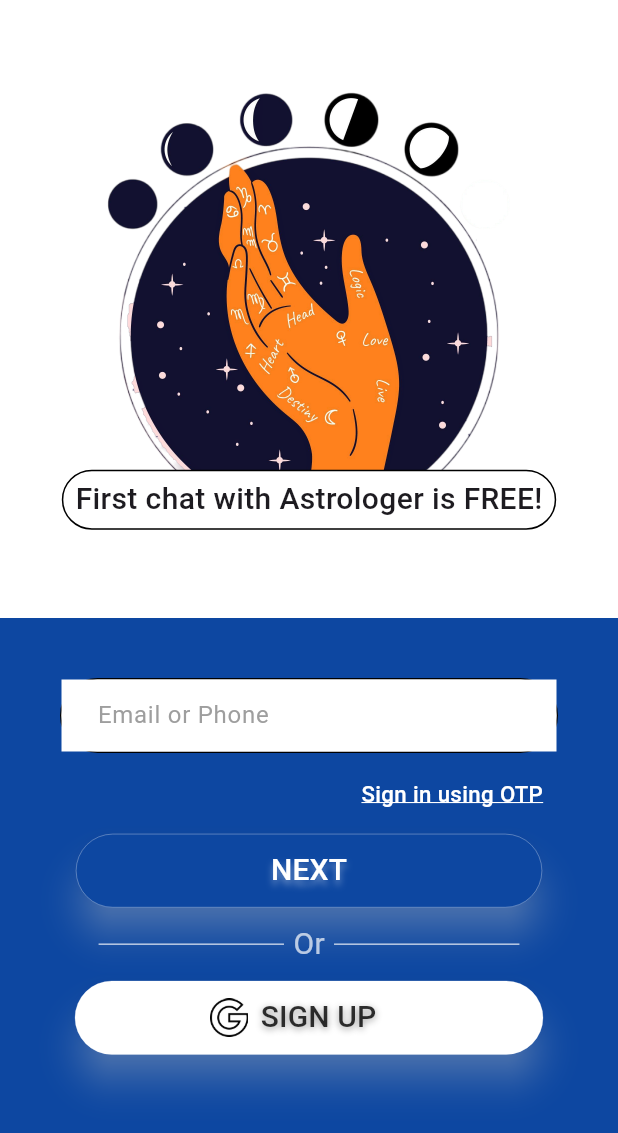
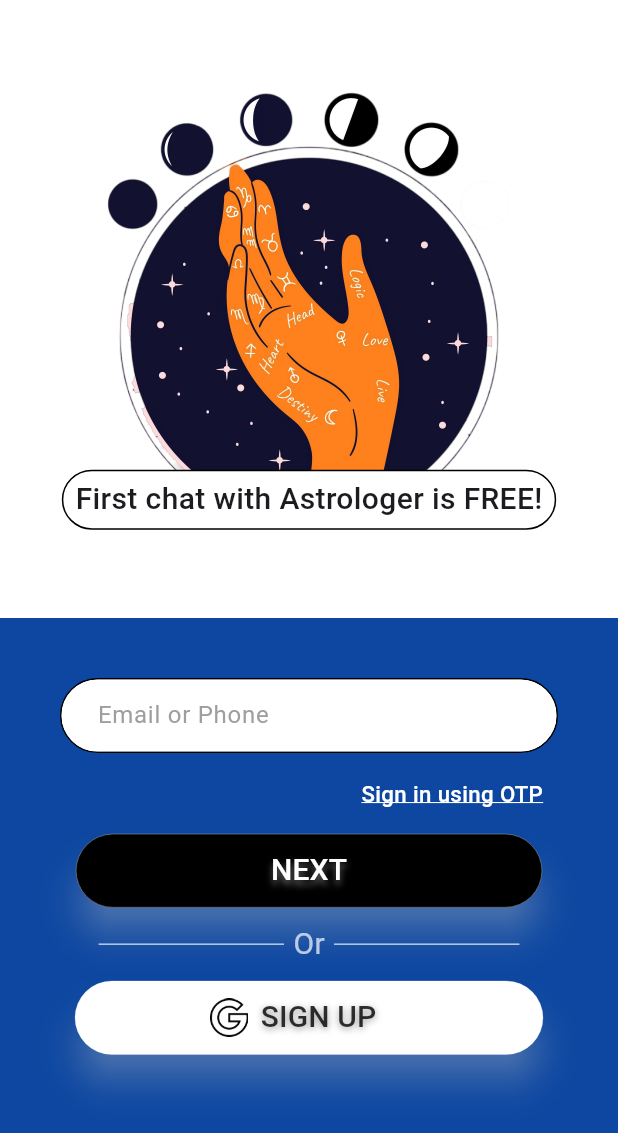
Before and after one commit to anshjamwal15/astrology_app, a Flutter app: the LoginScreen screen opened by its route, on a phone screen of 412 x 824 dp. Shown: the top 1133 px of the screen. Run offline on Flutter 3.47's test engine with Material 3 defaults, Android fonts, the phone set to English and light mode, and no system bars; drawn by our look-alikes of overlay_support; our stand-ins replace badges, bloc, cached_network_image, cloud_firestore, dio, equatable and 10 more; missing offline and left inert: flow_builder, flutter_webrtc; accounts and stored records are empty; network calls fail; Roboto replaces fonts that are missing (Acme); statements that could not run were skipped.

Commit message:
build: flow changes & ui updates

```diff
--- a/lib/components/buttons/custom_button.dart
+++ b/lib/components/buttons/custom_button.dart
@@ -7,16 +7,18 @@ class CustomButton extends StatelessWidget {
     super.key,
     required this.onPressed,
     required this.buttonName,
+    required this.btnColor,
   });
   final VoidCallback onPressed;
   final String buttonName;
+  final Color btnColor;
 
   @override
   Widget build(BuildContext context) {
     return ElevatedButton(
       style: ElevatedButton.styleFrom(
         foregroundColor: Colors.white,
-        backgroundColor: AppConstants.primaryColor,
+        backgroundColor: btnColor,
         elevation: 10,
         shadowColor: Colors.white.withOpacity(0.5),
         shape: RoundedRectangleBorder(
--- a/lib/screens/auth/login.dart
+++ b/lib/screens/auth/login.dart
@@ -70,13 +70,17 @@ class _LoginScreenState extends State<LoginScreen> {
                                 borderRadius: BorderRadius.circular(30),
                                 border: Border.all(color: Colors.black),
                               ),
+                              child: ClipRRect(
+                                borderRadius: BorderRadius.circular(30),
                                 child: CustomTextField(
-                                key:
-                                    const Key('loginForm_emailInput_textField'),
+                                  key: const Key(
+                                    'loginForm_emailInput_textField',
+                                  ),
                                   controller: _emailOrPhoneController,
                                   keyboardType: TextInputType.text,
                                   hintText: "Email or Phone",
                                   obscureText: false,
+                                ),
                               ),
                             ),
                           ),
@@ -137,6 +141,7 @@ class _LoginScreenState extends State<LoginScreen> {
                           ),
                           SizedBox(height: size.height * 0.02),
                           CustomButton(
+                            btnColor: Colors.black,
                             onPressed: () {
                               if (!isDialogOpen()) {
                                 if (state is ShowPasswordField ||
@@ -338,6 +343,8 @@ Widget passwordOrOtpField(
                   borderRadius: BorderRadius.circular(30),
                   border: Border.all(color: Colors.black),
                 ),
+                child: ClipRRect(
+                  borderRadius: BorderRadius.circular(30),
                   child: CustomTextField(
                     key: const Key('loginForm_passwordInput_textField'),
                     keyboardType: TextInputType.text,
@@ -345,6 +352,7 @@ Widget passwordOrOtpField(
                     hintText: "Password",
                     obscureText: true,
                   ),
+                ),
               )
             : const CustomOtpInput(),
       ),
--- a/lib/screens/profile/main.dart
+++ b/lib/screens/profile/main.dart
@@ -123,6 +123,7 @@ class CompleteProfileScreen extends StatelessWidget {
                 ),
               ),
               CustomButton(
+                btnColor: AppConstants.primaryColor,
                 onPressed: () async {
                   if (!isDialogOpen()) {
                     showLoader(context);
```
Lines whose indentation alone changed are shown as unchanged.
